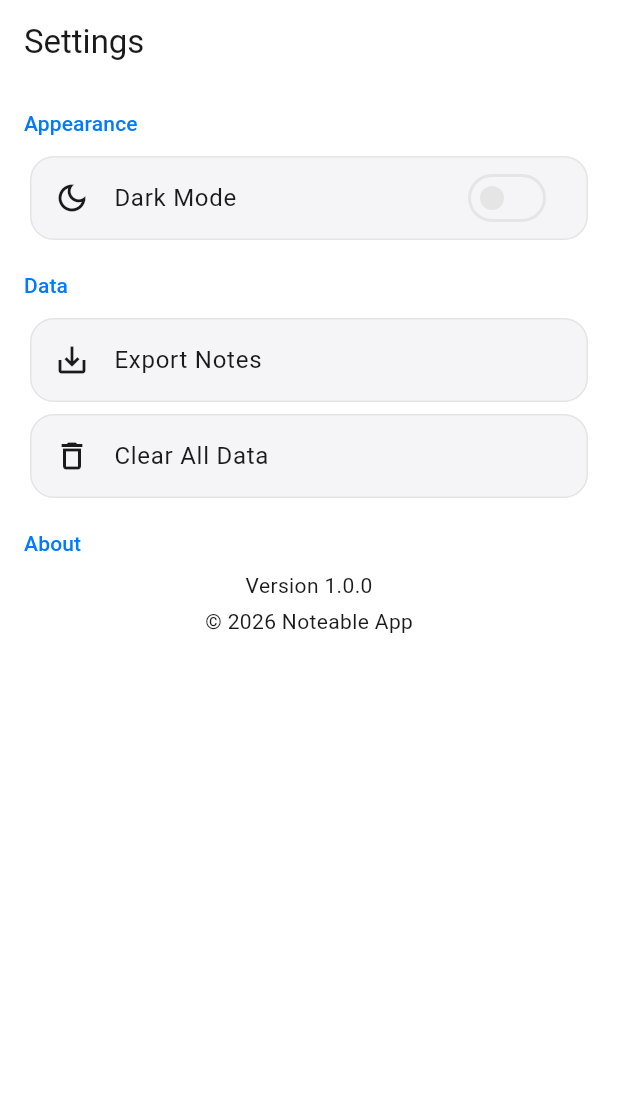
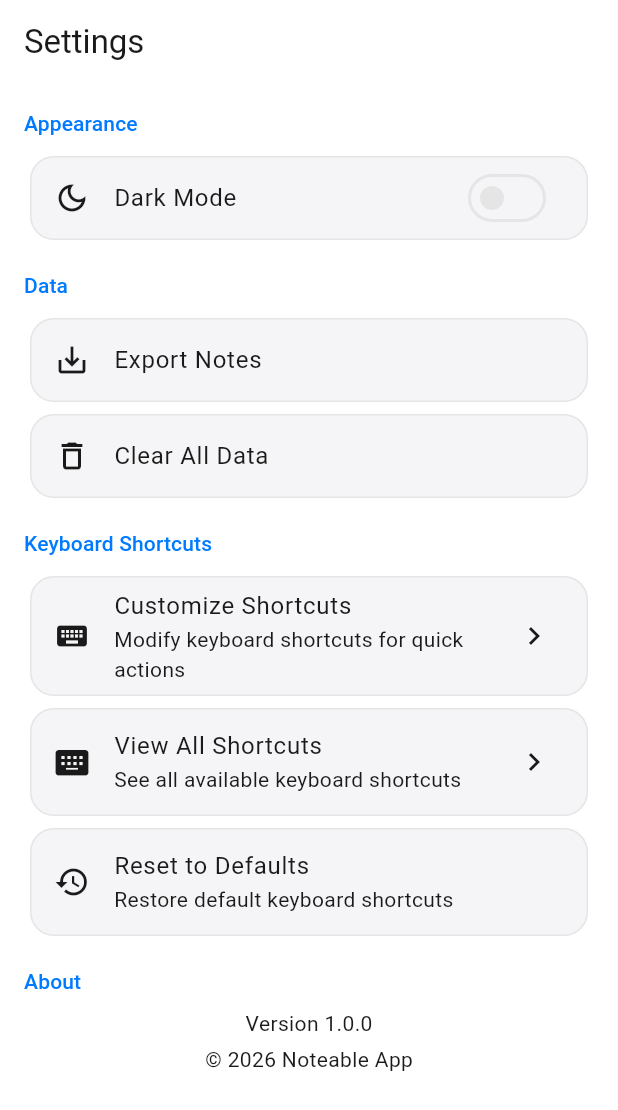
Before and after one commit to yossefebrahim/Noteable, a Flutter app: the SettingsScreen screen opened by its route, on a phone screen of 412 x 824 dp. Shown: the top 1110 px of the screen. Run offline on Flutter 3.47's test engine with Material 3 defaults, Android fonts, the phone set to English and light mode, and no system bars; our stand-ins replace freezed_annotation, get_it, go_router, isar; accounts and stored records are empty; generated files the repository leaves out were written again; statements that could not run were skipped.

Commit message:
auto-claude: subtask-4-2 - Add keyboard shortcuts customization section to Settings
Added a new 'Keyboard Shortcuts' section to the Settings screen with three options:
- Customize Shortcuts: Navigate to keyboard shortcuts customization screen
- View All Shortcuts: Show keyboard shortcuts reference dialog
- Reset to Defaults: Restore default keyboard shortcuts

The section follows the existing Settings screen patterns and is positioned
between the 'Data' and 'About' sections.

Co-Authored-By: Claude Opus 4.6 <noreply@anthropic.com>

```diff
--- a/lib/presentation/screens/settings/settings_screen.dart
+++ b/lib/presentation/screens/settings/settings_screen.dart
@@ -46,6 +46,46 @@ class SettingsScreen extends StatelessWidget {
           ),
           const SizedBox(height: 16),
           Text(
+            'Keyboard Shortcuts',
+            style: Theme.of(
+              context,
+            ).textTheme.titleSmall?.copyWith(color: Theme.of(context).colorScheme.primary),
+          ),
+          const SizedBox(height: 8),
+          Card(
+            child: ListTile(
+              leading: const Icon(Icons.keyboard),
+              title: const Text('Customize Shortcuts'),
+              subtitle: const Text('Modify keyboard shortcuts for quick actions'),
+              trailing: const Icon(Icons.chevron_right),
+              onTap: () {
+                // TODO: Navigate to keyboard shortcuts customization screen
+              },
+            ),
+          ),
+          Card(
+            child: ListTile(
+              leading: const Icon(Icons.keyboard_alt),
+              title: const Text('View All Shortcuts'),
+              subtitle: const Text('See all available keyboard shortcuts'),
+              trailing: const Icon(Icons.chevron_right),
+              onTap: () {
+                // TODO: Show keyboard shortcuts reference dialog
+              },
+            ),
+          ),
+          Card(
+            child: ListTile(
+              leading: const Icon(Icons.restore),
+              title: const Text('Reset to Defaults'),
+              subtitle: const Text('Restore default keyboard shortcuts'),
+              onTap: () {
+                // TODO: Show confirmation dialog and reset shortcuts
+              },
+            ),
+          ),
+          const SizedBox(height: 16),
+          Text(
             'About',
             style: Theme.of(
               context,
```
